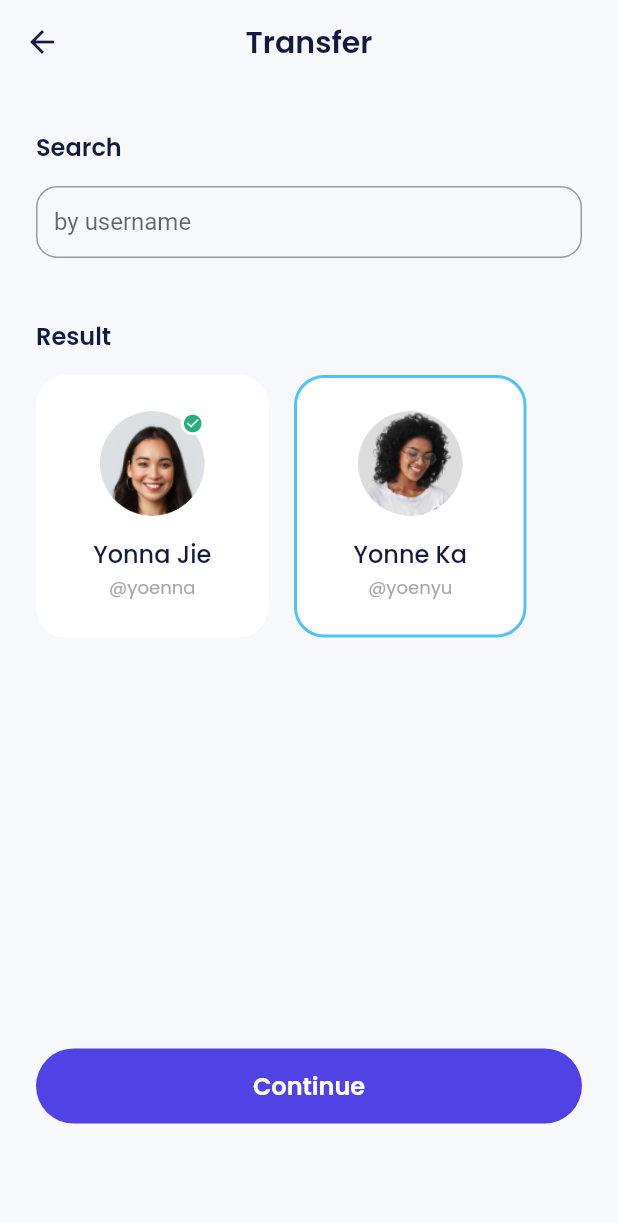
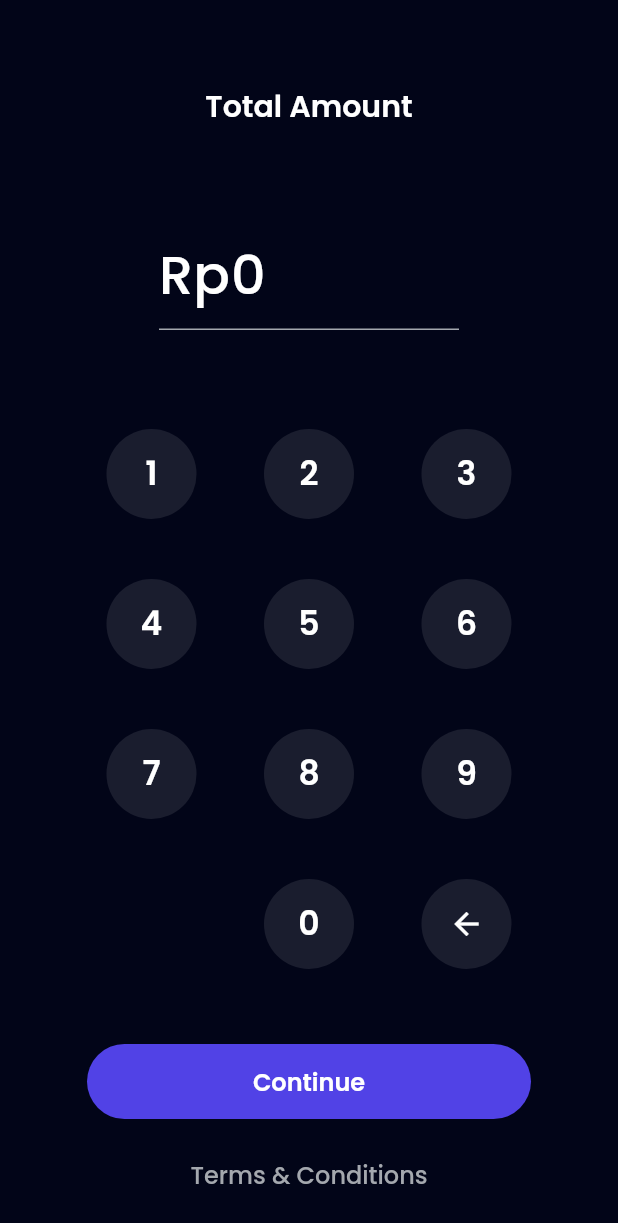
Before and after one commit to setiyonore/bank_sha, a Flutter app: the TransferPage screen opened by its route, after a tap on "Continue", on a phone screen of 412 x 824 dp. Shown: the top 1223 px of the screen. Run offline on Flutter 3.47's test engine with Material 2 defaults, Android fonts, the phone set to English and light mode, and no system bars; our stand-ins replace carousel_slider, google_fonts; missing offline and left inert: dart:ffi.

Commit message:
add transfer amount and transfer success

```diff
--- a/lib/main.dart
+++ b/lib/main.dart
@@ -15,7 +15,9 @@ import 'package:bank_sha/ui/pages/splash_page.dart';
 import 'package:bank_sha/ui/pages/topup_amount_page.dart';
 import 'package:bank_sha/ui/pages/topup_page.dart';
 import 'package:bank_sha/ui/pages/topup_success_page.dart';
+import 'package:bank_sha/ui/pages/transfer_amount_page.dart';
 import 'package:bank_sha/ui/pages/transfer_page.dart';
+import 'package:bank_sha/ui/pages/transfer_success_page.dart';
 import 'package:flutter/material.dart';
 
 void main() => runApp(const MyApp());
@@ -60,6 +62,8 @@ class MyApp extends StatelessWidget {
         '/topup-amount': (context) => const TopupAmountPage(),
         '/topup-success': (context) => const TopupSuccessPage(),
         '/transfer': (context) => const TransferPage(),
+        '/transfer-amount': (context) => const TransferAmountPage(),
+        '/transfer-success': (context) => const TransferSuccessPage(),
       },
     );
   }
--- /dev/null
+++ b/lib/ui/pages/transfer_amount_page.dart
@@ -0,0 +1,236 @@
+import 'package:bank_sha/shared/theme.dart';
+import 'package:bank_sha/ui/widgets/buttons.dart';
+import 'package:intl/intl.dart';
+import 'package:flutter/material.dart';
+
+class TransferAmountPage extends StatefulWidget {
+  const TransferAmountPage({Key? key}) : super(key: key);
+
+  @override
+  State<TransferAmountPage> createState() => _TransferAmountPageState();
+}
+
+class _TransferAmountPageState extends State<TransferAmountPage> {
+  final TextEditingController amountController =
+  TextEditingController(text: '0');
+
+  @override
+  void initState() {
+    super.initState();
+    amountController.addListener(() {
+      final text = amountController.text;
+      amountController.value = amountController.value.copyWith(
+        text: NumberFormat.currency(
+          locale: 'id',
+          decimalDigits: 0,
+          symbol: '',
+        ).format(
+          int.parse(
+            text.replaceAll('.', ''),
+          ),
+        ),
+      );
+    });
+  }
+
+  addAmount(String number) {
+    if (amountController.text == '0') {
+      amountController.text = '';
+    }
+    setState(() {
+      amountController.text = amountController.text + number;
+    });
+  }
+
+  deleteAmount() {
+    if (amountController.text.isNotEmpty) {
+      setState(() {
+        amountController.text = amountController.text.substring(
+          0,
+          amountController.text.length - 1,
+        );
+        if (amountController.text == '') {
+          amountController.text = '0';
+        }
+      });
+    }
+  }
+
+  @override
+  Widget build(BuildContext context) {
+    return Scaffold(
+      backgroundColor: darkBackgroundColor,
+      body: ListView(
+        padding: const EdgeInsets.symmetric(
+          horizontal: 58,
+        ),
+        children: [
+          const SizedBox(
+            height: 56,
+          ),
+          Center(
+            child: Text(
+              'Total Amount',
+              style: whiteTextStyle.copyWith(
+                fontSize: 20,
+                fontWeight: semiBold,
+              ),
+            ),
+          ),
+          const SizedBox(
+            height: 60,
+          ),
+          Align(
+            child: SizedBox(
+              width: 200,
+              child: TextFormField(
+                controller: amountController,
+                cursorColor: greyColor,
+                enabled: false,
+                style: whiteTextStyle.copyWith(
+                  fontSize: 36,
+                  fontWeight: medium,
+                ),
+                decoration: InputDecoration(
+                  prefixIcon: Text(
+                    'Rp',
+                    style: whiteTextStyle.copyWith(
+                      fontWeight: medium,
+                      fontSize: 36,
+                    ),
+                  ),
+                  disabledBorder: UnderlineInputBorder(
+                    borderSide: BorderSide(
+                      color: greyColor,
+                    ),
+                  ),
+                  focusedBorder: UnderlineInputBorder(
+                    borderSide: BorderSide(
+                      color: greyColor,
+                    ),
+                  ),
+                ),
+              ),
+            ),
+          ),
+          const SizedBox(
+            height: 66,
+          ),
+          Wrap(
+            alignment: WrapAlignment.center,
+            spacing: 45,
+            runSpacing: 40,
+            children: [
+              CustomInputButton(
+                title: '1',
+                onTap: () {
+                  addAmount('1');
+                },
+              ),
+              CustomInputButton(
+                title: '2',
+                onTap: () {
+                  addAmount('2');
+                },
+              ),
+              CustomInputButton(
+                title: '3',
+                onTap: () {
+                  addAmount('3');
+                },
+              ),
+              CustomInputButton(
+                title: '4',
+                onTap: () {
+                  addAmount('4');
+                },
+              ),
+              CustomInputButton(
+                title: '5',
+                onTap: () {
+                  addAmount('5');
+                },
+              ),
+              CustomInputButton(
+                title: '6',
+                onTap: () {
+                  addAmount('6');
+                },
+              ),
+              CustomInputButton(
+                title: '7',
+                onTap: () {
+                  addAmount('7');
+                },
+              ),
+              CustomInputButton(
+                title: '8',
+                onTap: () {
+                  addAmount('8');
+                },
+              ),
+              CustomInputButton(
+                title: '9',
+                onTap: () {
+                  addAmount('9');
+                },
+              ),
+              const SizedBox(
+                height: 60,
+                width: 60,
+              ),
+              CustomInputButton(
+                title: '0',
+                onTap: () {
+                  addAmount('0');
+                },
+              ),
+              GestureDetector(
+                onTap: () {
+                  deleteAmount();
+                },
+                child: Container(
+                  width: 60,
+                  height: 60,
+                  decoration: BoxDecoration(
+                    shape: BoxShape.circle,
+                    color: numberBackgroundColor,
+                  ),
+                  child: Center(
+                    child: Icon(
+                      Icons.arrow_back,
+                      color: whiteColor,
+                    ),
+                  ),
+                ),
+              )
+            ],
+          ),
+          const SizedBox(
+            height: 50,
+          ),
+          CustomFilledButton(
+            title: 'Continue',
+            onPressed: () async {
+              if (await Navigator.pushNamed(context, '/pin') == true) {
+
+                Navigator.pushNamedAndRemoveUntil(
+                    context, '/transfer-success', (route) => false);
+              }
+            },
+          ),
+          const SizedBox(
+            height: 25,
+          ),
+          CustomTextWidget(
+            title: 'Terms & Conditions',
+            onPressed: () {},
+          ),
+          const SizedBox(
+            height: 40,
+          ),
+        ],
+      ),
+    );
+  }
+}
--- a/lib/ui/pages/transfer_page.dart
+++ b/lib/ui/pages/transfer_page.dart
@@ -43,7 +43,9 @@ class TransferPage extends StatelessWidget {
           ),
           CustomFilledButton(
             title: 'Continue',
-            onPressed: () {},
+            onPressed: () {
+              Navigator.pushNamed(context, '/transfer-amount');
+            },
           ),
           const SizedBox(
             height: 50,
```
Also changed, not shown: lib/ui/pages/transfer_success_page.dart (added, +50 -0 lines).
